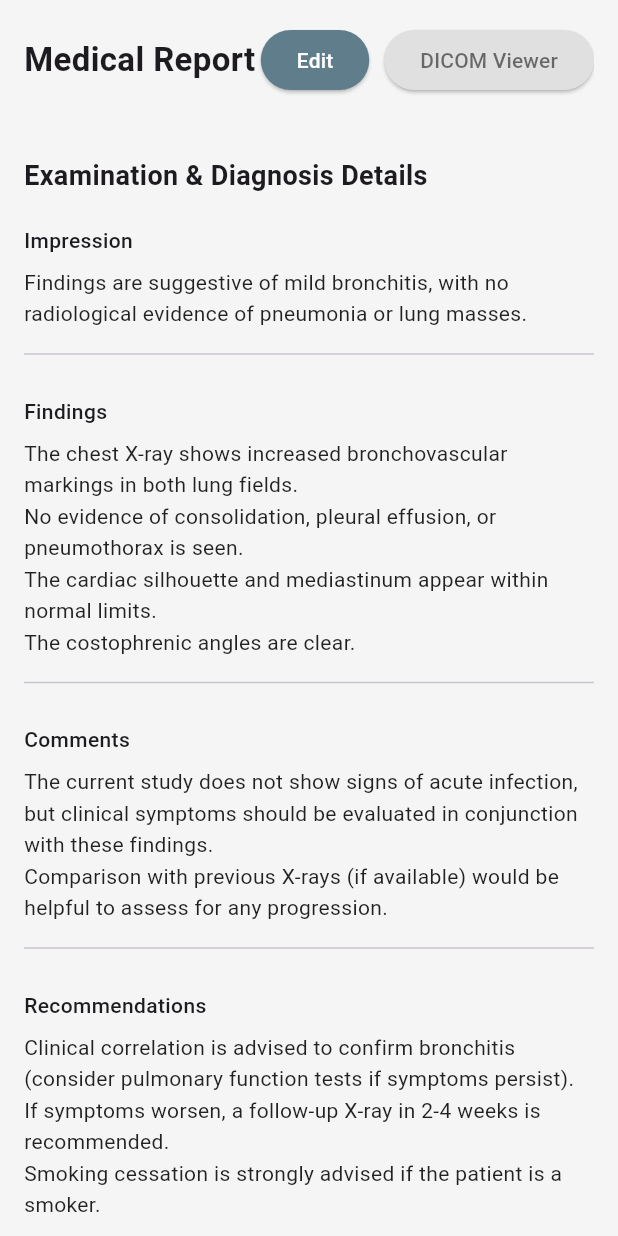
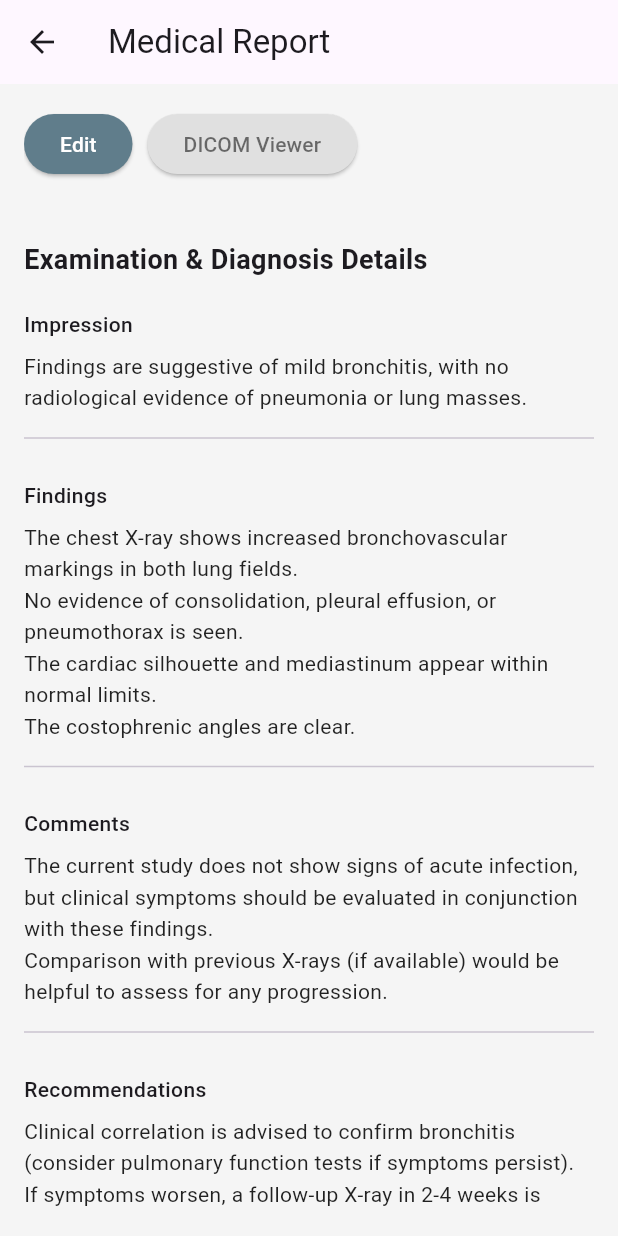
Before and after one commit to dina-tarek2/Graduation-Project-Front, a Flutter app: the MedicalReportPage screen opened directly, on a phone screen of 412 x 824 dp. Run offline on Flutter 3.47's test engine with Material 3 defaults, Android fonts, the phone set to English and light mode, and no system bars; our stand-ins replace bloc, dartz, dio, flutter_bloc, jwt_decoder; network calls fail.

Commit message:
small edit in records list and report

```diff
--- a/lib/screens/Doctor/records_list_page.dart
+++ b/lib/screens/Doctor/records_list_page.dart
@@ -228,7 +228,7 @@
       cursor: SystemMouseCursors.click, // يجعل المؤشر يتغير عند المرور فوقه
       child: GestureDetector(
         onTap: () {
-          Navigator.pushReplacement(
+          Navigator.push(
             context,
             MaterialPageRoute(builder: (context) => MedicalReportPage()),
           );
--- a/lib/screens/Doctor/report_page.dart
+++ b/lib/screens/Doctor/report_page.dart
@@ -20,6 +20,15 @@
   @override
   Widget build(BuildContext context) {
     return Scaffold(
+       appBar: AppBar(
+        title: Text("Medical Report"),
+        leading: IconButton(
+          icon: Icon(Icons.arrow_back),
+          onPressed: () {
+            Navigator.pop(context); // يرجع لصفحة القائمة
+          },
+        ),
+      ),
       body: Row(
         children: [
           // Main content
@@ -36,13 +45,13 @@
                     Row(
                       mainAxisAlignment: MainAxisAlignment.spaceBetween,
                       children: [
-                        const Text(
-                          'Medical Report',
-                          style: TextStyle(
-                            fontSize: 22,
-                            fontWeight: FontWeight.bold,
-                          ),
-                        ),
+                        // const Text(
+                        //   'Medical Report',
+                        //   style: TextStyle(
+                        //     fontSize: 22,
+                        //     fontWeight: FontWeight.bold,
+                        //   ),
+                        // ),
                         Row(
                           children: [
                             ElevatedButton(
```
